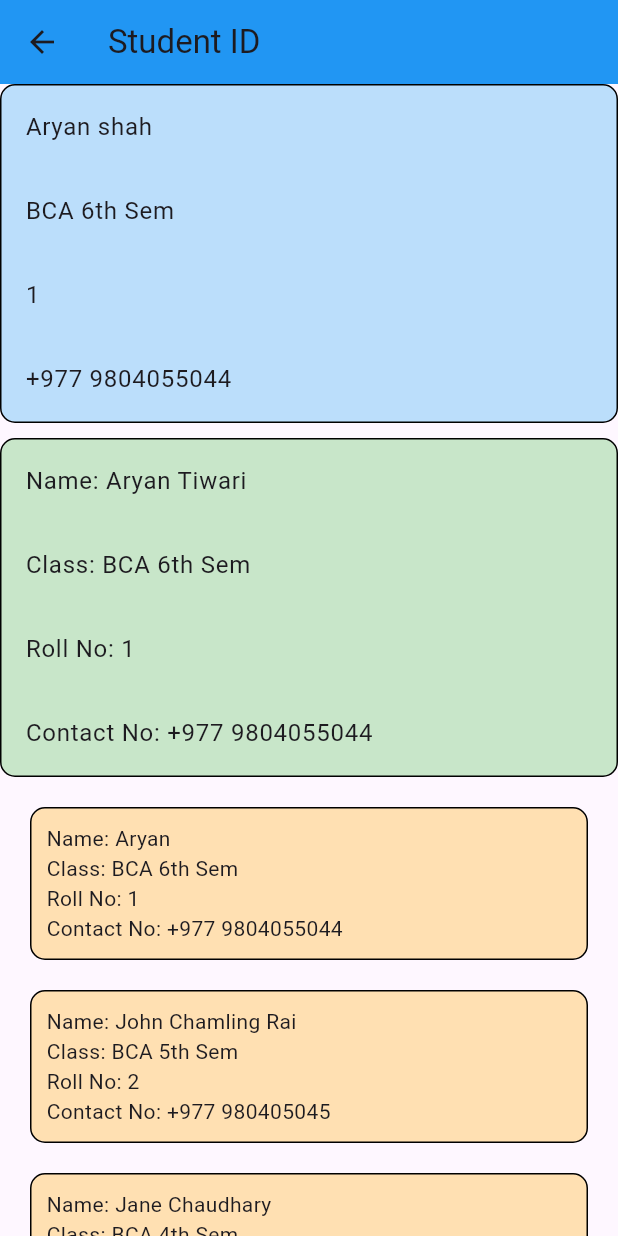
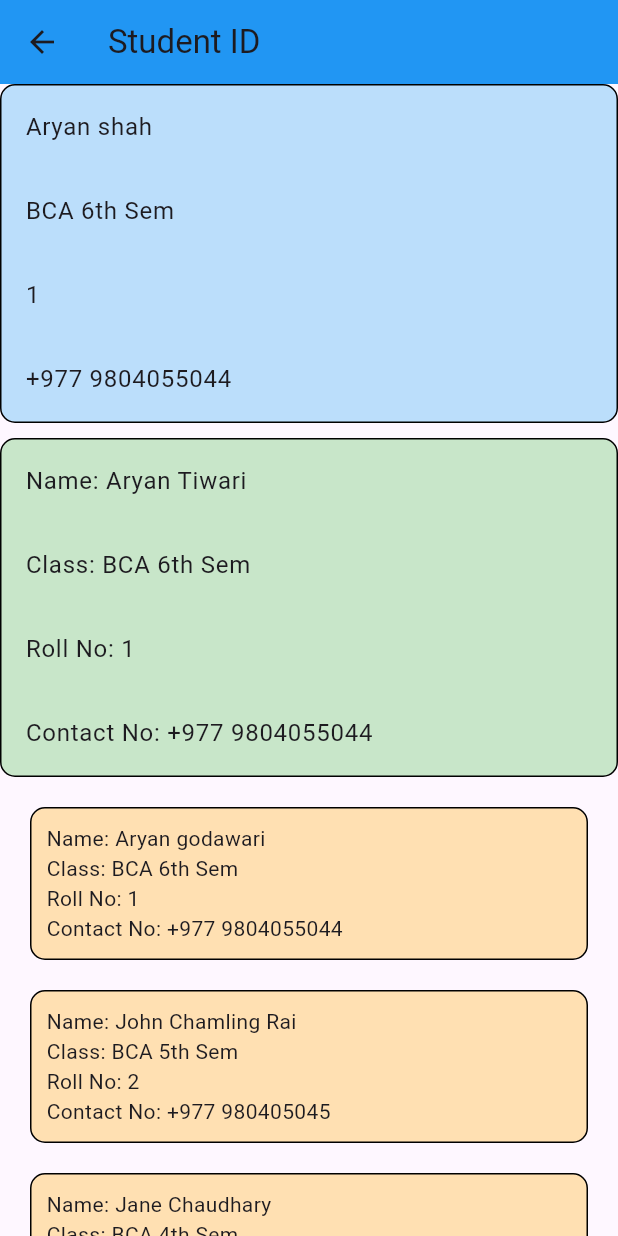
Before and after one commit to omanrai/BCA_6, a Flutter app: the StudentIDScreen screen opened directly, on a phone screen of 412 x 824 dp. Run offline on Flutter 3.47's test engine with Material 3 defaults, Android fonts, the phone set to English and light mode, and no system bars; our stand-ins replace get.

Commit message:
Update student name in id_card.dart

```diff
--- a/lib/view/id_card.dart
+++ b/lib/view/id_card.dart
@@ -19,7 +19,7 @@ class StudentIDScreen extends StatelessWidget {
 
   final List<Map<String, dynamic>> students = [
     {
-      "Name": "Aryan",
+      "Name": "Aryan godawari",
       "Class": "BCA 6th Sem",
       "Roll No": 1,
       "Contact No": "+977 9804055044",
```
